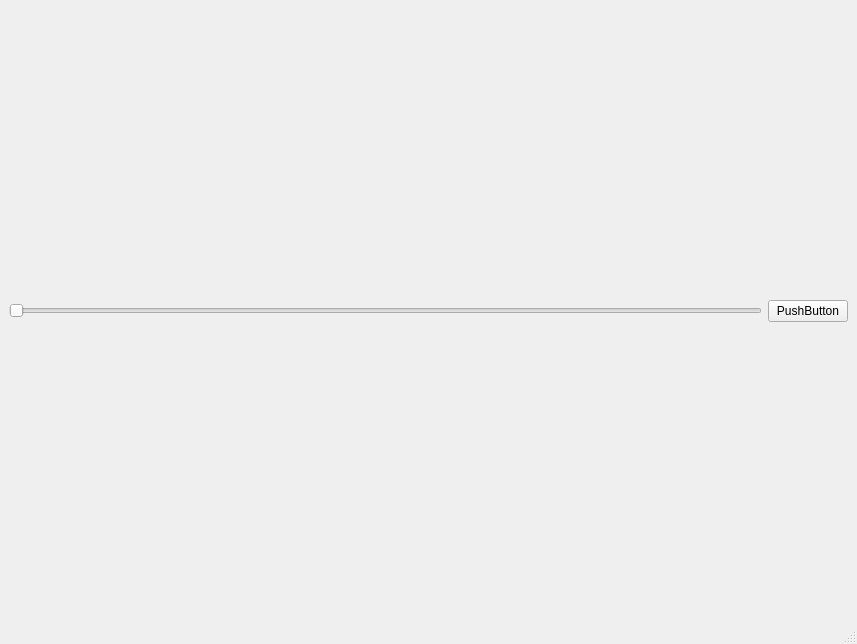
Before: the Qt Designer form radar.ui in arcreane/python-project-crash-test, drawn with Qt 5.
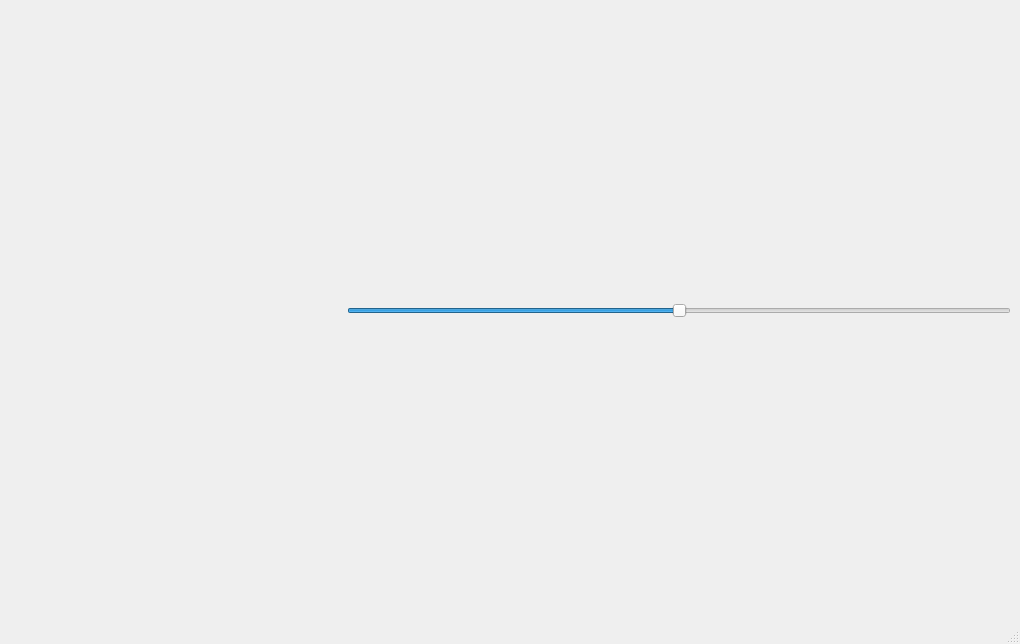
After: the same form once the commit is applied.

The edit to the form file:
```diff
--- a/radar.ui
+++ b/radar.ui
@@ -6,7 +6,7 @@
    <rect>
     <x>0</x>
     <y>0</y>
-    <width>857</width>
+    <width>1020</width>
     <height>644</height>
    </rect>
   </property>
@@ -14,21 +14,33 @@
    <string>MainWindow</string>
   </property>
   <widget class="QWidget" name="centralwidget">
-   <layout class="QHBoxLayout" name="horizontalLayout">
+   <layout class="QHBoxLayout" name="horizontalLayout" stretch="1,2">
+    <item>
+     <widget class="QLabel" name="labelspeed">
+      <property name="frameShape">
+       <enum>QFrame::Shape::NoFrame</enum>
+      </property>
+      <property name="text">
+       <string/>
+      </property>
+     </widget>
+    </item>
     <item>
      <widget class="QSlider" name="horizontalSlider">
+      <property name="maximum">
+       <number>360</number>
+      </property>
+      <property name="value">
+       <number>180</number>
+      </property>
+      <property name="sliderPosition">
+       <number>180</number>
+      </property>
       <property name="orientation">
        <enum>Qt::Orientation::Horizontal</enum>
       </property>
      </widget>
     </item>
-    <item>
-     <widget class="QPushButton" name="sample_pushbutton">
-      <property name="text">
-       <string>PushButton</string>
-      </property>
-     </widget>
-    </item>
    </layout>
   </widget>
   <widget class="QMenuBar" name="menubar">
```
Left out of the diff: 44 changed lines with no effect on the pictures.
